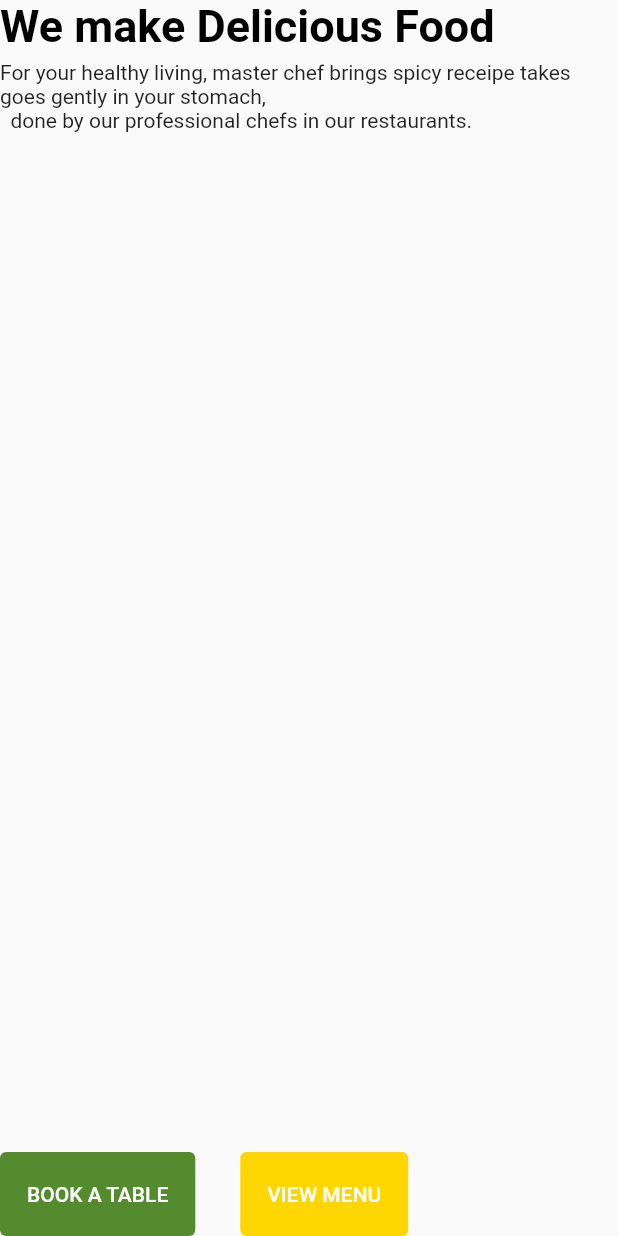
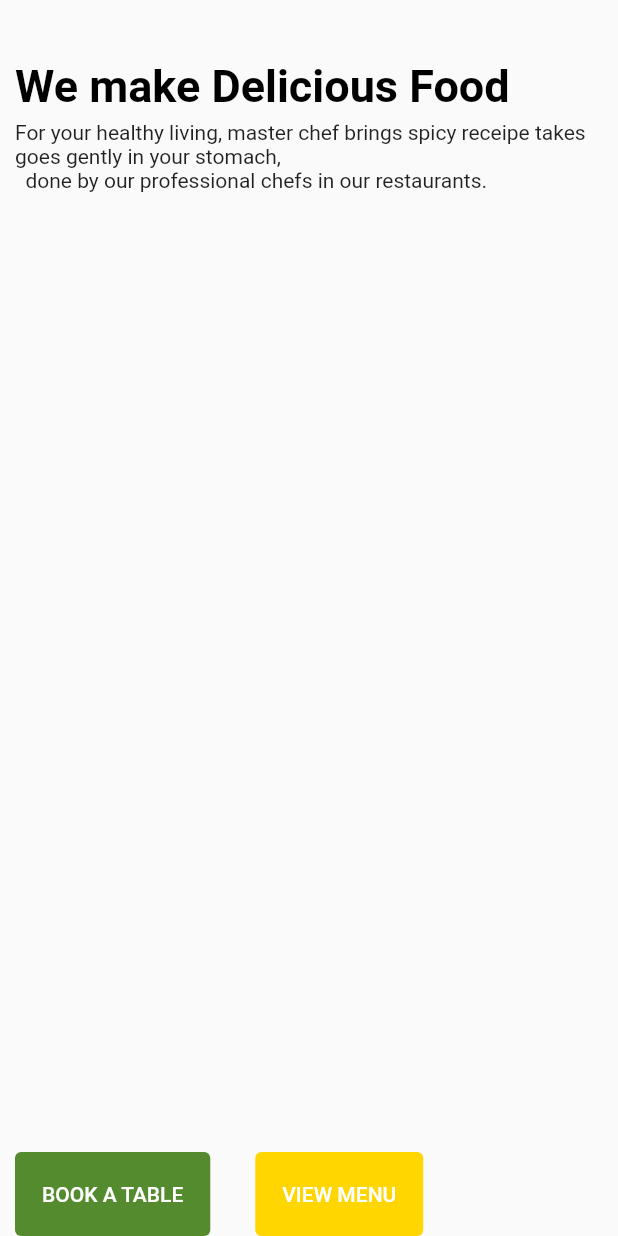
Before and after one commit to Tosin8/master_chef_web_landing_page, a Flutter app: the BodyApp widget shown alone on an empty page, opened directly, on a phone screen of 412 x 824 dp. Run offline on Flutter 3.47's test engine with Material 2 defaults, Android fonts, the phone set to English and light mode, and no system bars.

Commit message:
Updating the components

```diff
--- a/lib/component/landing_page/body.dart
+++ b/lib/component/landing_page/body.dart
@@ -6,9 +6,12 @@ class BodyApp extends StatelessWidget {
 
   @override
   Widget build(BuildContext context) {
-    return Column(
+    return Padding(
+      padding: const EdgeInsets.only(left: 10),
+      child: Column(
         crossAxisAlignment: CrossAxisAlignment.start,
         children: [
+          const SizedBox(height: 40),
           const Text(
             'We make Delicious Food',
             style: TextStyle(
@@ -25,7 +28,8 @@ class BodyApp extends StatelessWidget {
             children: [
               TextButton(
                   style: ButtonStyle(
-                  foregroundColor: const MaterialStatePropertyAll(Colors.white),
+                    foregroundColor:
+                        const MaterialStatePropertyAll(Colors.white),
                     backgroundColor: MaterialStateProperty.all(kSecondaryColor),
                   ),
                   onPressed: () {},
@@ -41,12 +45,16 @@ class BodyApp extends StatelessWidget {
                 ),
                 onPressed: () {},
                 child: Padding(
-                    padding: const EdgeInsets.symmetric(
-                        vertical: 12, horizontal: 10),
-                    child: Text('View Menu'.toUpperCase())))
+                  padding:
+                      const EdgeInsets.symmetric(vertical: 12, horizontal: 10),
+                  child: Text('View Menu'.toUpperCase()),
+                ),
+              ),
+              const Spacer(),
             ],
           )
         ],
+      ),
     );
   }
 }
```
Also changed, not shown: lib/component/landing_page/buttons.dart (deleted, +0 -10 lines). Lines whose indentation alone changed are shown as unchanged.
